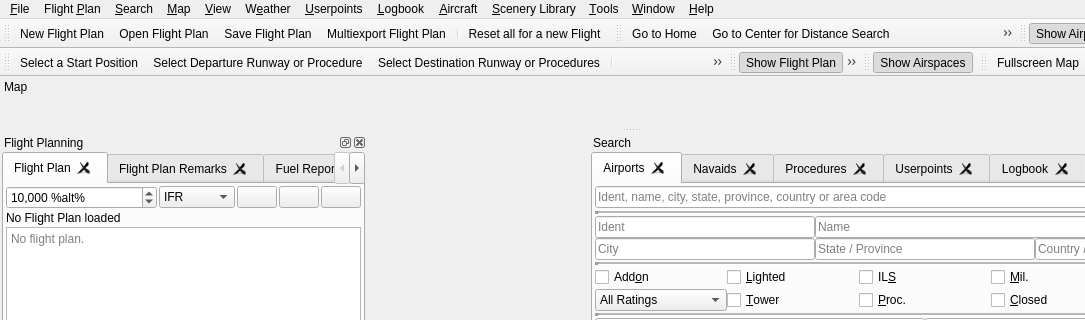
Old version of the form src/gui/mainwindow.ui in the repository albar965/littlenavmap; both pictures show x 0 to 1085 and y 0 to 320 of the 1261 by 882 pixel window.
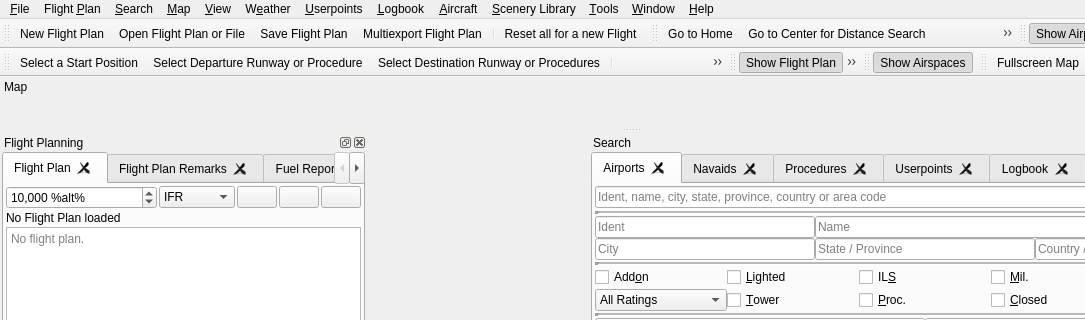
New version of the form. Icons and pictures are not drawn.

Commit message: Open file dialog can now open all supported formats.

What changed in the file:
```diff
--- a/src/gui/mainwindow.ui
+++ b/src/gui/mainwindow.ui
@@ -6686,7 +6686,7 @@
      <normaloff>:/littlenavmap/resources/icons/fileopen.svg</normaloff>:/littlenavmap/resources/icons/fileopen.svg</iconset>
    </property>
    <property name="text">
-    <string>&amp;Open Flight Plan ...</string>
+    <string>&amp;Open Flight Plan or File ...</string>
    </property>
    <property name="toolTip">
     <string>Open flight plan</string>
```
Left out of the diff: 4 changed lines with no effect on the pictures. The commit also changes 5 other files.
